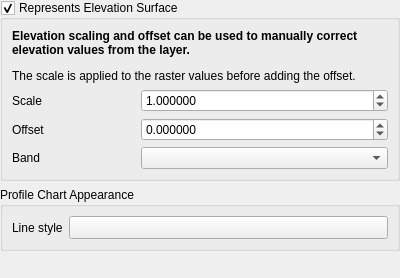
First picture: the form in src/ui/raster/qgsrasterelevationpropertieswidgetbase.ui, repository qgis/QGIS, before the edit.
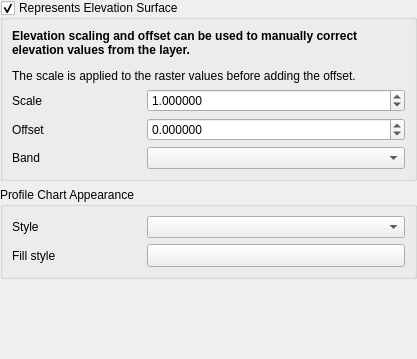
Second picture: the form after the edit. The open tabs and pages were chosen to show the change. Custom widgets are drawn as their Qt base class.

Commit message:
[feature] Add option to render raster and mesh elevation surface levels using a fill symbol below the elevation surface
This can be easier to interpret in some cases, and helps match expected
symbology conventions in certain disciplines.

The edit to the form file:
```diff
--- a/src/ui/raster/qgsrasterelevationpropertieswidgetbase.ui
+++ b/src/ui/raster/qgsrasterelevationpropertieswidgetbase.ui
@@ -6,8 +6,8 @@
    <rect>
     <x>0</x>
     <y>0</y>
-    <width>400</width>
-    <height>278</height>
+    <width>417</width>
+    <height>359</height>
    </rect>
   </property>
   <property name="windowTitle">
@@ -112,25 +112,100 @@
      <property name="title">
       <string>Profile Chart Appearance</string>
      </property>
-     <layout class="QGridLayout" name="gridLayout">
+     <layout class="QGridLayout" name="gridLayout" columnstretch="1,2">
       <item row="0" column="0">
-       <widget class="QLabel" name="label_4">
+       <widget class="QLabel" name="label_6">
         <property name="text">
-         <string>Line style</string>
+         <string>Style</string>
         </property>
        </widget>
       </item>
       <item row="0" column="1">
-       <widget class="QgsSymbolButton" name="mLineStyleButton">
+       <widget class="QComboBox" name="mStyleComboBox"/>
+      </item>
+      <item row="1" column="0" colspan="2">
+       <widget class="QStackedWidget" name="mSymbologyStackedWidget">
         <property name="sizePolicy">
-         <sizepolicy hsizetype="Expanding" vsizetype="Fixed">
+         <sizepolicy hsizetype="Preferred" vsizetype="Maximum">
           <horstretch>0</horstretch>
           <verstretch>0</verstretch>
          </sizepolicy>
         </property>
-        <property name="text">
-         <string/>
+        <property name="currentIndex">
+         <number>0</number>
         </property>
+        <widget class="QWidget" name="mPageLine">
+         <layout class="QHBoxLayout" name="horizontalLayout" stretch="1,2">
+          <property name="leftMargin">
+           <number>0</number>
+          </property>
+          <property name="topMargin">
+           <number>0</number>
+          </property>
+          <property name="rightMargin">
+           <number>0</number>
+          </property>
+          <property name="bottomMargin">
+           <number>0</number>
+          </property>
+          <item>
+           <widget class="QLabel" name="label_4">
+            <property name="text">
+             <string>Line style</string>
+            </property>
+           </widget>
+          </item>
+          <item>
+           <widget class="QgsSymbolButton" name="mLineStyleButton">
+            <property name="sizePolicy">
+             <sizepolicy hsizetype="Expanding" vsizetype="Fixed">
+              <horstretch>0</horstretch>
+              <verstretch>0</verstretch>
+             </sizepolicy>
+            </property>
+            <property name="text">
+             <string/>
+            </property>
+           </widget>
+          </item>
+         </layout>
+        </widget>
+        <widget class="QWidget" name="mPageFill">
+         <layout class="QGridLayout" name="gridLayout_3" columnstretch="1,2">
+          <property name="leftMargin">
+           <number>0</number>
+          </property>
+          <property name="topMargin">
+           <number>0</number>
+          </property>
+          <property name="rightMargin">
+           <number>0</number>
+          </property>
+          <property name="bottomMargin">
+           <number>0</number>
+          </property>
+          <item row="0" column="0">
+           <widget class="QLabel" name="label_7">
+            <property name="text">
+             <string>Fill style</string>
+            </property>
+           </widget>
+          </item>
+          <item row="0" column="1">
+           <widget class="QgsSymbolButton" name="mFillStyleButton">
+            <property name="sizePolicy">
+             <sizepolicy hsizetype="Expanding" vsizetype="Fixed">
+              <horstretch>0</horstretch>
+              <verstretch>0</verstretch>
+             </sizepolicy>
+            </property>
+            <property name="text">
+             <string/>
+            </property>
+           </widget>
+          </item>
+         </layout>
+        </widget>
        </widget>
       </item>
      </layout>
```
The commit also changes 22 other files.
